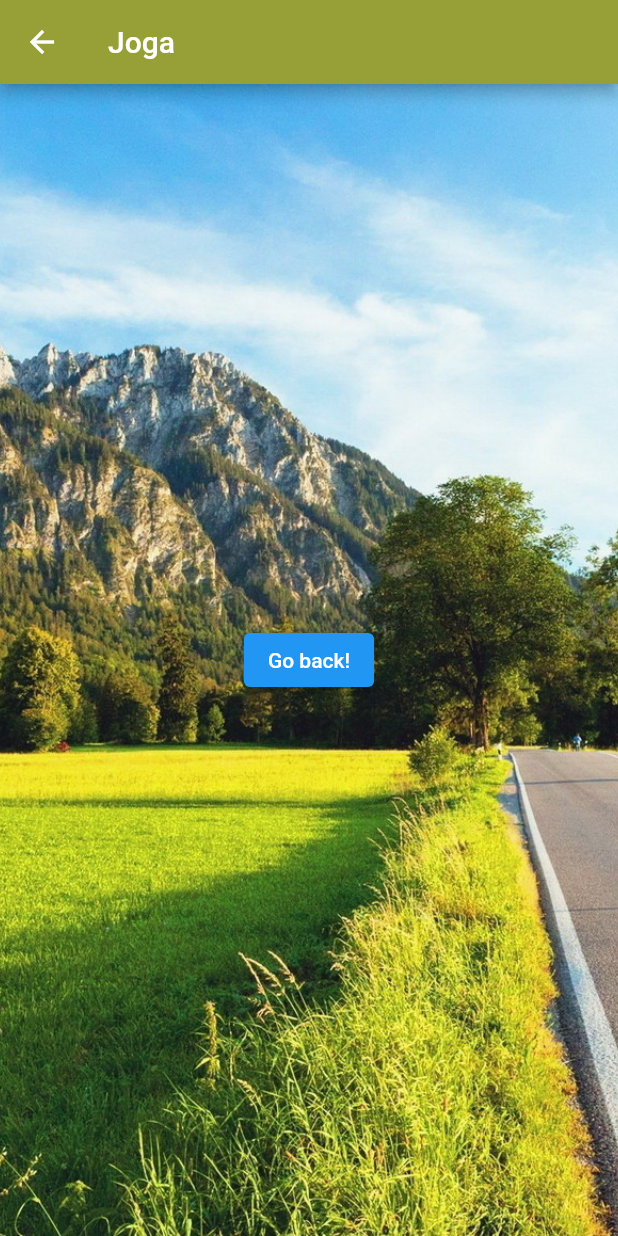
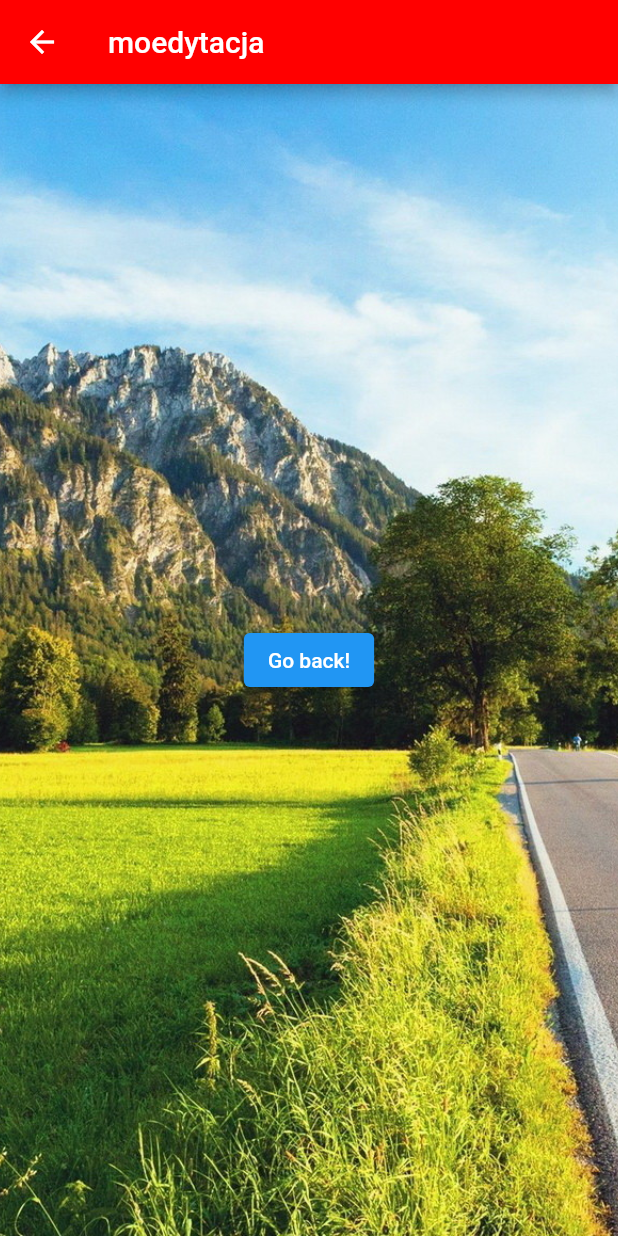
Before and after one commit to mpietrowiak/flutter-fun-test, a Flutter app: the SecondRoute screen opened directly, on a phone screen of 412 x 824 dp. Run offline on Flutter 3.47's test engine with Material 2 defaults, Android fonts, the phone set to English and light mode, and no system bars.

Commit message:
random activites

```diff
--- a/lib/main.dart
+++ b/lib/main.dart
@@ -39,45 +39,39 @@ class SecondRoute extends StatelessWidget {
   @override
   Widget build(BuildContext context) {
     final random = Random();
-    final randomInt = random.nextInt(3);
 
-    // Jak dodasz const to się nie dowala edytor ;P
-    final activityColors = [
-      const Color.fromARGB(174, 31, 31, 115), //0
-      const Color.fromARGB(255, 151, 160, 54), //1
-      const Color.fromARGB(255, 255, 0, 0), //2
-      const Color.fromARGB(255, 0, 255, 0), //2
+    var activities = [
+      {
+        'name': "Trening",
+        'color': Color.fromARGB(255, 151, 160, 54),
+        'background': "assets/1.jpg"
+      },
+      {
+        'name': "moedytacja",
+        'color': Color.fromARGB(255, 255, 0, 0),
+        'background': "assets/2.jpg"
+      },
+      {
+        'name': "Joga",
+        'color': Color.fromARGB(174, 31, 31, 115),
+        'background': "assets/3.jpg"
+      },
     ];
 
-    final activityNames = [
-      "Trening",
-      "Joga",
-      "Taniec",
-      "Medytacja"
-    ];
-
-    final activityImages = [
-      "assets/1.jpg",
-      "assets/2.jpg",
-      "assets/3.jpg",
-      "assets/4.jpg"
-    ];
-
-    var ourColor = activityColors[randomInt];
-    var ourActivity = activityNames[randomInt];
-    var ourBackground = activityImages[randomInt];
+    var index = random.nextInt(activities.length);
+    var activity = activities[index];
 
     return Scaffold(
         appBar: AppBar(
-          title: Text(ourActivity),
-          backgroundColor: ourColor,
+          title: Text(activity['name'] as String),
+          backgroundColor: activity['color'] as Color,
         ),
         body: Container(
           width: double.infinity,
           height: double.infinity,
           decoration: BoxDecoration(
             image: DecorationImage(
-              image: AssetImage(ourBackground), fit: BoxFit.cover
+              image: AssetImage(activity['background'] as String), fit: BoxFit.cover
             ),
           ),
           child: Center(
```
